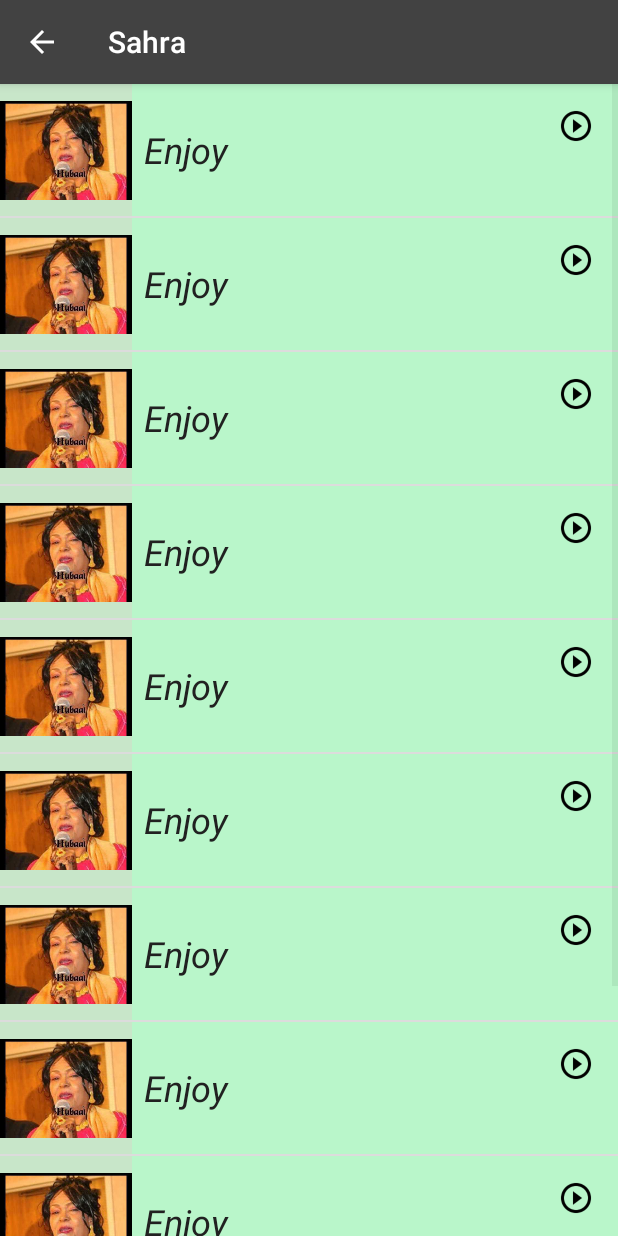
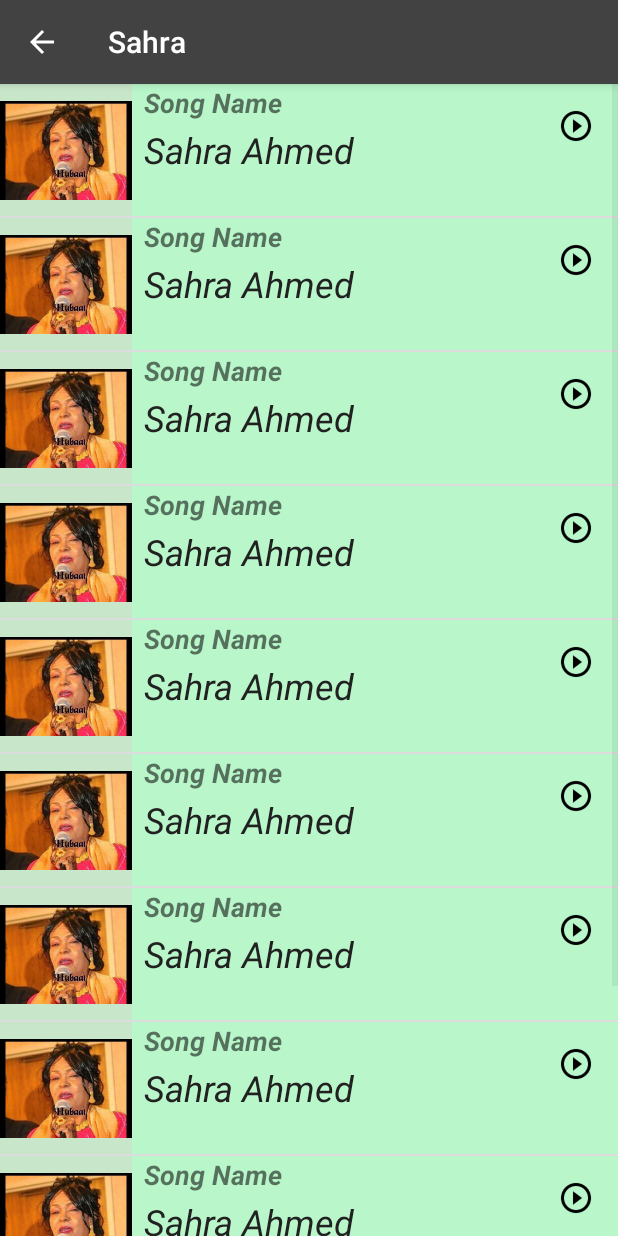
Before and after one commit to saidabxl/Saida_Musical_Structure, an Android app: the SahraSongs screen opened directly, with no data from a screen before it, on a phone screen of 412 x 824 dp. Run offline under Robolectric (Android 15) with nearby library versions, the phone set to English and light mode, and no system bars.

Commit message:
Initial Commit

```diff
--- a/app/src/main/java/com/example/android/saidamusicalstructure/Entity.java
+++ b/app/src/main/java/com/example/android/saidamusicalstructure/Entity.java
@@ -1,24 +1,25 @@
 package com.example.android.saidamusicalstructure;
 
-/**
- * Created by User on 02/04/2018.
- */
 
 public abstract class Entity {
-    public int name;
+    public String nameOfSinger;
     private int mImageResourceId = NO_IMAGE_PROVIDED;
     public static final int NO_IMAGE_PROVIDED = -1;
 
+    public String nameOfSong;
+
     public int mSoundId;
 
-    public Entity(int name, int imageResourceId, int soundResource) {
-        this.name = name;
+    public Entity(String nameOfSinger, String nameOfSong, int imageResourceId, int soundResource) {
+        this.nameOfSinger = nameOfSinger;
+        this.nameOfSong = nameOfSong;
         this.mImageResourceId = imageResourceId;
         this.mSoundId = soundResource;
     }
 
-    public Entity(int name, int mSoundId) {
-        this.name = name;
+    public Entity(String nameOfSinger, String nameOfSong, int mSoundId) {
+        this.nameOfSinger = nameOfSinger;
+        this.nameOfSong = nameOfSong;
         this.mSoundId = mSoundId;
     }
 
@@ -26,8 +27,12 @@ public abstract class Entity {
         return mImageResourceId != NO_IMAGE_PROVIDED;
     }
 
-    public int getNameInstrument() {
-        return name;
+    public String getNameOfSinger() {
+        return nameOfSinger;
+    }
+
+    public String getNameOfSong() {
+        return nameOfSong;
     }
 
     public int getmImageResourceId() {
--- a/app/src/main/java/com/example/android/saidamusicalstructure/EntityAdapter.java
+++ b/app/src/main/java/com/example/android/saidamusicalstructure/EntityAdapter.java
@@ -36,8 +36,11 @@ public class EntityAdapter extends ArrayAdapter<Entity> {
             songCoverImageView.setVisibility(View.GONE);
         }
 
-        TextView nameSongTextView = listItemView.findViewById(R.id.song_name_text_view);
-        nameSongTextView.setText(currentEntity.getNameInstrument());
+        TextView nameSingerTextView = listItemView.findViewById(R.id.song_name_text_view);
+        nameSingerTextView.setText(currentEntity.getNameOfSinger());
+
+        TextView nameSongTextView = listItemView.findViewById(R.id.song_name_text_view2);
+        nameSongTextView.setText(currentEntity.getNameOfSong());
 
         View textContainer = listItemView.findViewById(R.id.song_name_text_view);
         int color = ContextCompat.getColor(getContext(), colorPage);
--- a/app/src/main/java/com/example/android/saidamusicalstructure/Music.java
+++ b/app/src/main/java/com/example/android/saidamusicalstructure/Music.java
@@ -1,7 +1,8 @@
 package com.example.android.saidamusicalstructure;
 
 public class Music extends Entity {
-    public Music(int nameSong, int mSoundId) {
-        super(nameSong, mSoundId);
+    public Music(String nameOfSinger, String nameOfSong, int mSoundId) {
+
+        super(nameOfSinger, nameOfSong, mSoundId);
     }
 }
--- a/app/src/main/java/com/example/android/saidamusicalstructure/Sahra.java
+++ b/app/src/main/java/com/example/android/saidamusicalstructure/Sahra.java
@@ -1,12 +1,9 @@
 package com.example.android.saidamusicalstructure;
 
-/**
- * Created by User on 02/04/2018.
- */
 
 public class Sahra extends Entity {
 
-    public Sahra(int nameSahra, int imageResourceId, int soundResource) {
-        super(nameSahra, imageResourceId, soundResource);
+    public Sahra(String nameOfSinger, String nameOfSong, int imageResourceId, int soundResource) {
+        super(nameOfSinger, nameOfSong, imageResourceId, soundResource);
     }
 }
--- a/app/src/main/java/com/example/android/saidamusicalstructure/SahraSongs.java
+++ b/app/src/main/java/com/example/android/saidamusicalstructure/SahraSongs.java
@@ -45,17 +45,17 @@ public class SahraSongs extends AppCompatActivity {
         mAudioManager = (AudioManager) getSystemService(Context.AUDIO_SERVICE);
 
         final List<Entity> sahraList = new ArrayList<>();
-        sahraList.add(new Sahra(R.string.Somali_Song1, R.drawable.sahra, R.raw.number_1));
-        sahraList.add(new Sahra(R.string.Somali_Song2, R.drawable.sahra, R.raw.number_two));
-        sahraList.add(new Sahra(R.string.Somali_Song3, R.drawable.sahra, R.raw.number_three));
-        sahraList.add(new Sahra(R.string.Somali_Song4, R.drawable.sahra, R.raw.number_four));
-        sahraList.add(new Sahra(R.string.Somali_Song5, R.drawable.sahra, R.raw.number_five));
-        sahraList.add(new Sahra(R.string.Somali_Song6, R.drawable.sahra, R.raw.number_six));
-        sahraList.add(new Sahra(R.string.Somali_Song7, R.drawable.sahra, R.raw.number_seven));
-        sahraList.add(new Sahra(R.string.Somali_Song8, R.drawable.sahra, R.raw.number_eight));
-        sahraList.add(new Sahra(R.string.Somali_Song9, R.drawable.sahra, R.raw.number_eight));
-        sahraList.add(new Sahra(R.string.Somali_Song9, R.drawable.sahra, R.raw.number_nine));
-        sahraList.add(new Sahra(R.string.Somali_Song10, R.drawable.sahra, R.raw.number_ten));
+        sahraList.add(new Sahra("Sahra Ahmed", "Song Name", R.drawable.sahra, R.raw.number_1));
+        sahraList.add(new Sahra("Sahra Ahmed", "Song Name", R.drawable.sahra, R.raw.number_two));
+        sahraList.add(new Sahra("Sahra Ahmed", "Song Name", R.drawable.sahra, R.raw.number_three));
+        sahraList.add(new Sahra("Sahra Ahmed", "Song Name", R.drawable.sahra, R.raw.number_four));
+        sahraList.add(new Sahra("Sahra Ahmed", "Song Name", R.drawable.sahra, R.raw.number_five));
+        sahraList.add(new Sahra("Sahra Ahmed", "Song Name", R.drawable.sahra, R.raw.number_six));
+        sahraList.add(new Sahra("Sahra Ahmed", "Song Name", R.drawable.sahra, R.raw.number_seven));
+        sahraList.add(new Sahra("Sahra Ahmed", "Song Name", R.drawable.sahra, R.raw.number_eight));
+        sahraList.add(new Sahra("Sahra Ahmed", "Song Name", R.drawable.sahra, R.raw.number_eight));
+        sahraList.add(new Sahra("Sahra Ahmed", "Song Name", R.drawable.sahra, R.raw.number_nine));
+        sahraList.add(new Sahra("Sahra Ahmed", "Song Name", R.drawable.sahra, R.raw.number_ten));
 
         EntityAdapter adaptor = new EntityAdapter(this, sahraList, R.color.category_sahra);
         ListView listView = findViewById(R.id.list_entity);
--- a/app/src/main/java/com/example/android/saidamusicalstructure/Samatar.java
+++ b/app/src/main/java/com/example/android/saidamusicalstructure/Samatar.java
@@ -2,7 +2,7 @@ package com.example.android.saidamusicalstructure;
 
 public class Samatar extends Entity {
 
-    public Samatar(int nameSamatar, int imageResourceId, int soundResource) {
-        super(nameSamatar, imageResourceId, soundResource);
+    public Samatar(String nameOfSinger, String nameOfSong, int imageResourceId, int soundResource) {
+        super(nameOfSinger, nameOfSong, imageResourceId, soundResource);
     }
 }
--- a/app/src/main/java/com/example/android/saidamusicalstructure/Songs.java
+++ b/app/src/main/java/com/example/android/saidamusicalstructure/Songs.java
@@ -1,7 +1,8 @@
 package com.example.android.saidamusicalstructure;
 
 public class Songs extends Entity {
-    public Songs(int nameSongs, int imageResourceId, int soundResource) {
-        super(nameSongs, imageResourceId, soundResource);
+
+    public Songs(String nameOfSinger, String nameOfSong, int imageResourceId, int soundResource) {
+        super(nameOfSinger, nameOfSong, imageResourceId, soundResource);
     }
 }
--- a/app/src/main/res/layout/activity_entity.xml
+++ b/app/src/main/res/layout/activity_entity.xml
@@ -21,6 +21,21 @@
         android:layout_toEndOf="@id/song_cover_image_view"
         android:layout_toRightOf="@id/song_cover_image_view" />
 
+    <TextView
+        android:id="@+id/song_name_text_view2"
+        android:layout_width="100dp"
+        android:layout_height="100dp"
+        android:layout_alignBottom="@+id/song_name_text_view"
+        android:layout_alignParentBottom="true"
+        android:layout_alignParentEnd="true"
+        android:layout_alignParentRight="true"
+        android:layout_alignParentTop="true"
+        android:layout_toEndOf="@id/song_cover_image_view"
+        android:layout_toRightOf="@id/song_cover_image_view"
+        android:paddingLeft="8dp"
+        android:textSize="18sp"
+        android:textStyle="bold|italic" />
+
     <ImageView
         android:layout_width="@dimen/image_list"
         android:layout_height="@dimen/image_list"
--- a/app/src/main/res/values/strings.xml
+++ b/app/src/main/res/values/strings.xml
@@ -3,15 +3,29 @@
     <string name="category_samatar">Samatar</string>
     <string name="category_magool">Magool</string>
     <string name="category_sahra">Sahra</string>
+
+
     <string name="category_song">Songs</string>
-    <string name="Somali_Song1">Enjoy</string>
-    <string name="Somali_Song2">Enjoy</string>
-    <string name="Somali_Song3">Enjoy</string>
-    <string name="Somali_Song4">Enjoy</string>
-    <string name="Somali_Song5">Enjoy</string>
-    <string name="Somali_Song6">Enjoy</string>
-    <string name="Somali_Song7">Enjoy</string>
-    <string name="Somali_Song8">Enjoy</string>
-    <string name="Somali_Song9">Enjoy</string>
-    <string name="Somali_Song10">Enjoy</string>
+    <string name="Somali_Song1">Artist Name</string>
+    <string name="Somali_Song2">Artist Name</string>
+    <string name="Somali_Song3">Artist Name</string>
+    <string name="Somali_Song4">Artist Name</string>
+    <string name="Somali_Song5">Artist Name</string>
+    <string name="Somali_Song6">Artist Name</string>
+    <string name="Somali_Song7">Artist Name</string>
+    <string name="Somali_Song8">Artist Name</string>
+    <string name="Somali_Song9">Artist Name</string>
+    <string name="Somali_Song10">Artist Name</string>
+
+
+    <string name="Song1">Song Name</string>
+    <string name="Song2">Song Name</string>
+    <string name="Song3">Song Name</string>
+    <string name="Song4">Song Name</string>
+    <string name="Song5">Song Name</string>
+    <string name="Song6">Song Name</string>
+    <string name="Song7">Song Name</string>
+    <string name="Song8">Song Name</string>
+    <string name="Song9">Song Name</string>
+    <string name="Song10">Song Name</string>
 </resources>
--- a/build.gradle
+++ b/build.gradle
@@ -7,7 +7,7 @@ buildscript {
         jcenter()
     }
     dependencies {
-        classpath 'com.android.tools.build:gradle:3.0.1'
+        classpath 'com.android.tools.build:gradle:3.1.0'
 
 
         // NOTE: Do not place your application dependencies here; they belong
```
Also changed, not shown: app/src/main/java/com/example/android/saidamusicalstructure/Magool.java (+2 -5 lines), app/src/main/java/com/example/android/saidamusicalstructure/MagoolSongs.java (+7 -7 lines), app/src/main/java/com/example/android/saidamusicalstructure/MusicActivity.java (+10 -10 lines), app/src/main/java/com/example/android/saidamusicalstructure/SamatarSongs.java (+11 -11 lines), gradle/wrapper/gradle-wrapper.properties.
